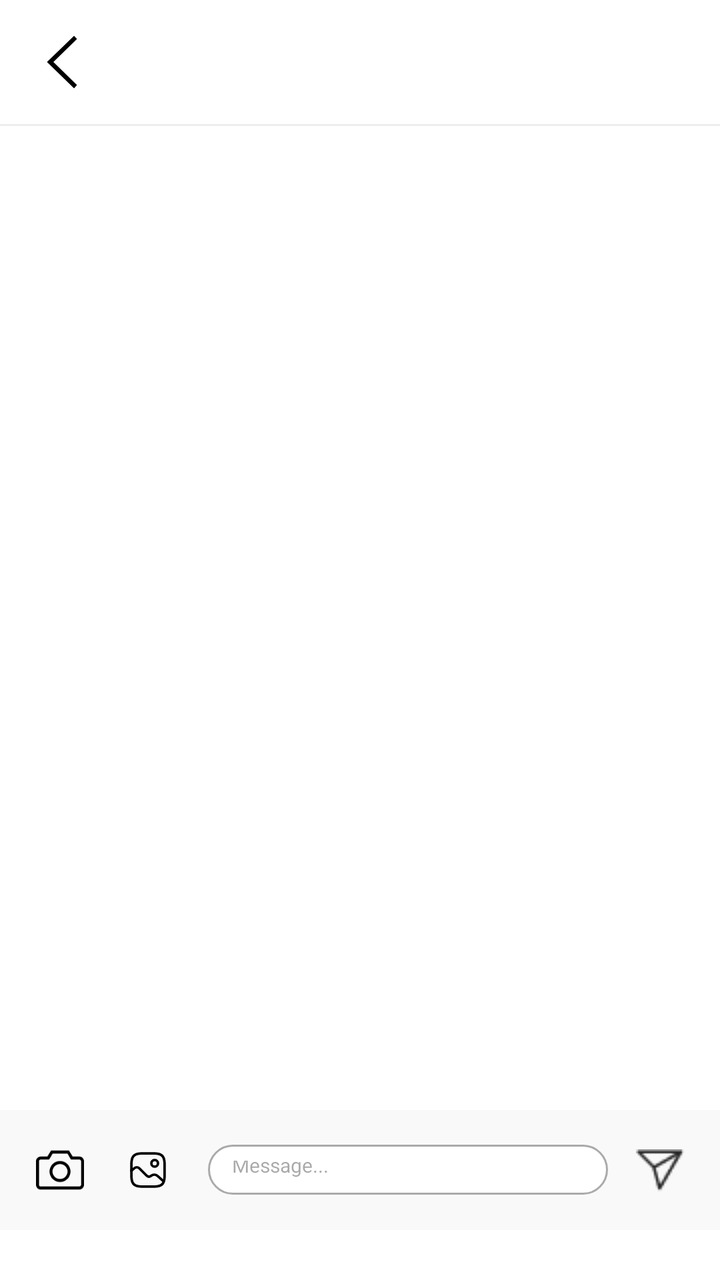
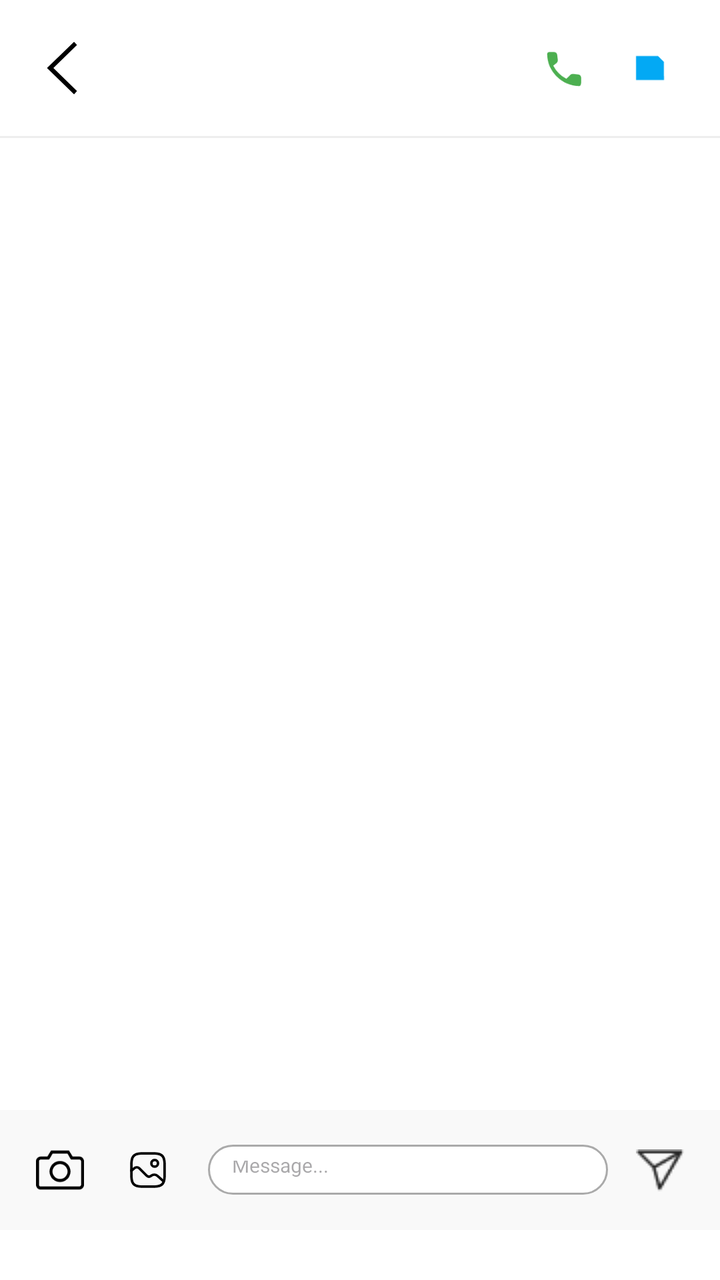

An Android layout rendered at two revisions. The XML below is the earlier revision; the diff shows what the commit changed to produce the second picture.
<!-- AndroidManifest.xml: application theme Theme.SMD_Assignment_1 -->
<!-- res/layout/activity_socialhomescreenchat.xml -->
<?xml version="1.0" encoding="utf-8"?>
<LinearLayout xmlns:android="http://schemas.android.com/apk/res/android"
    android:layout_width="match_parent"
    android:layout_height="match_parent"
    android:orientation="vertical"
    android:background="#fff">

    
    <LinearLayout
        android:layout_width="match_parent"
        android:layout_height="wrap_content"
        android:orientation="horizontal"
        android:padding="16dp"
        android:gravity="center_vertical">

        <ImageView
            android:id="@+id/cameralogo"
            android:layout_width="30dp"
            android:layout_height="30dp"
            android:src="@drawable/leftshortarrow"
            android:contentDescription="Back" />

        <TextView
            android:id="@+id/otherUserNameText"
            android:layout_width="0dp"
            android:layout_height="wrap_content"
            android:layout_weight="1"
            android:layout_marginStart="16dp"
            android:textSize="16sp"
            android:textStyle="bold" />

        <TextView
            android:id="@+id/onlineStatusText"
            android:layout_width="wrap_content"
            android:layout_height="wrap_content"
            android:textSize="12sp"
            android:textColor="#9E9E9E" />
    </LinearLayout>

    <View
        android:layout_width="match_parent"
        android:layout_height="1dp"
        android:background="#eee" />

    
    <androidx.recyclerview.widget.RecyclerView
        android:id="@+id/messagesRecyclerView"
        android:layout_width="match_parent"
        android:layout_height="0dp"
        android:layout_weight="1" />

    
    <LinearLayout
        android:layout_width="match_parent"
        android:layout_height="wrap_content"
        android:orientation="horizontal"
        android:padding="12dp"
        android:layout_marginBottom="25dp"
        android:gravity="center_vertical"
        android:background="#f9f9f9">

        <ImageView
            android:id="@+id/cameraButton"
            android:layout_width="36dp"
            android:layout_height="36dp"
            android:src="@drawable/cameralogo"
            android:contentDescription="Camera"
            android:scaleType="centerInside"
            android:padding="6dp" />

        <ImageView
            android:id="@+id/galleryButton"
            android:layout_width="36dp"
            android:layout_height="36dp"
            android:layout_marginStart="8dp"
            android:src="@drawable/galleryicon"
            android:contentDescription="Gallery"
            android:scaleType="centerInside"
            android:padding="6dp" />

        <EditText
            android:id="@+id/messageInput"
            android:layout_width="0dp"
            android:layout_height="25dp"
            android:layout_weight="1"
            android:layout_marginStart="12dp"
            android:layout_marginEnd="8dp"
            android:hint="Message..."
            android:background="@drawable/rounded_input"
            android:paddingStart="12dp"
            android:paddingEnd="12dp"
            android:textSize="10sp" />

        <ImageView
            android:id="@+id/sendButton"
            android:layout_width="36dp"
            android:layout_height="36dp"
            android:src="@drawable/sendicon"
            android:contentDescription="Send"
            android:scaleType="centerInside"
            android:padding="6dp" />
    </LinearLayout>
</LinearLayout>
<!-- resources referenced by this layout -->
<resources>
  <!-- drawable cameralogo (drawable) -->
  <vector xmlns:android="http://schemas.android.com/apk/res/android"
      android:width="35dp"
      android:height="35dp"
      android:viewportWidth="32"
      android:viewportHeight="32">
    <path
        android:pathData="M29,7h-4.599l-2.401,-4h-12l-2.4,4h-4.6c-1,0 -3,1 -3,2.969v16.031c0,1.657 1.5,3 2.792,3h26.271c1.313,0 2.938,-1.406 2.938,-2.968v-16.032c0,-1 -1,-3 -3,-3zM30,26.032c0,0.395 -0.639,0.947 -0.937,0.969h-26.265c-0.232,-0.019 -0.797,-0.47 -0.797,-1v-16.031c0,-0.634 0.851,-0.953 1,-0.969h5.732l2.4,-4h9.802l1.785,3.03 0.55,0.97h5.731c0.705,0 0.99,0.921 1,1v16.032zM16,10c-3.866,0 -7,3.134 -7,7s3.134,7 7,7 7,-3.134 7,-7 -3.134,-7 -7,-7zM16,22c-2.757,0 -5,-2.243 -5,-5s2.243,-5 5,-5 5,2.243 5,5 -2.243,5 -5,5z"
        android:fillColor="#000000"/>
  </vector>
  <!-- drawable leftshortarrow (drawable) -->
  <vector xmlns:android="http://schemas.android.com/apk/res/android" android:height="25dp" android:viewportHeight="1024" android:viewportWidth="1024" android:width="25dp">
        
      <path android:fillColor="#000000" android:pathData="M768,903.2l-50.4,56.8L256,512l461.6,-448 50.4,56.8L364.9,512z"/>
      
  </vector>
  <!-- drawable rounded_input (drawable) -->
  <?xml version="1.0" encoding="utf-8"?>
  <shape xmlns:android="http://schemas.android.com/apk/res/android"
      android:shape="rectangle">
  
      
      <solid android:color="@android:color/white" />
  
      
      <stroke
          android:width="1dp"
          android:color="@android:color/darker_gray" />
  
      
      <corners android:radius="20dp" />
  
      
      <padding
          android:left="12dp"
          android:right="12dp"
          android:top="8dp"
          android:bottom="8dp" />
  
  </shape>
  <style name="Theme.SMD_Assignment_1" parent="Base.Theme.SMD_Assignment_1" />
  <style name="Base.Theme.SMD_Assignment_1" parent="Theme.Material3.DayNight.NoActionBar">
          
          
      </style>
  <!-- unchanged entries left out for length: 2 -->
</resources>

<!-- the commit's change to res/layout/activity_socialhomescreenchat.xml (unified diff, before → after) -->
@@ -35,6 +35,24 @@
             android:layout_height="wrap_content"
             android:textSize="12sp"
             android:textColor="#9E9E9E" />
+
+        <ImageView
+            android:id="@+id/voiceCallButton"
+            android:layout_width="36dp"
+            android:layout_height="36dp"
+            android:layout_marginStart="12dp"
+            android:src="@drawable/ic_voice_call"
+            android:contentDescription="@string/voice_call"
+            android:padding="6dp" />
+
+        <ImageView
+            android:id="@+id/videoCallButton"
+            android:layout_width="36dp"
+            android:layout_height="36dp"
+            android:layout_marginStart="8dp"
+            android:src="@drawable/ic_video_call"
+            android:contentDescription="@string/video_call"
+            android:padding="6dp" />
     </LinearLayout>
 
     <View
<!-- resource entries referenced after the edit -->
@@ -9,6 +9,31 @@
     <path
         android:pathData="M29,7h-4.599l-2.401,-4h-12l-2.4,4h-4.6c-1,0 -3,1 -3,2.969v16.031c0,1.657 1.5,3 2.792,3h26.271c1.313,0 2.938,-1.406 2.938,-2.968v-16.032c0,-1 -1,-3 -3,-3zM30,26.032c0,0.395 -0.639,0.947 -0.937,0.969h-26.265c-0.232,-0.019 -0.797,-0.47 -0.797,-1v-16.031c0,-0.634 0.851,-0.953 1,-0.969h5.732l2.4,-4h9.802l1.785,3.03 0.55,0.97h5.731c0.705,0 0.99,0.921 1,1v16.032zM16,10c-3.866,0 -7,3.134 -7,7s3.134,7 7,7 7,-3.134 7,-7 -3.134,-7 -7,-7zM16,22c-2.757,0 -5,-2.243 -5,-5s2.243,-5 5,-5 5,2.243 5,5 -2.243,5 -5,5z"
         android:fillColor="#000000"/>
+  </vector>
+  <!-- drawable ic_video_call (drawable) -->
+  <?xml version="1.0" encoding="utf-8"?>
+  <vector xmlns:android="http://schemas.android.com/apk/res/android"
+      android:width="24dp"
+      android:height="24dp"
+      android:viewportWidth="24"
+      android:viewportHeight="24">
+      <path
+          android:fillColor="#FF03A9F4"
+          android:pathData="M4,6h11l3,3v9H4z" />
+      <path
+          android:fillColor="#FFFFFFFF"
+          android:pathData="M18,8l4,-2v12l-4,-2z" />
+  </vector>
+  <!-- drawable ic_voice_call (drawable) -->
+  <?xml version="1.0" encoding="utf-8"?>
+  <vector xmlns:android="http://schemas.android.com/apk/res/android"
+      android:width="24dp"
+      android:height="24dp"
+      android:viewportWidth="24"
+      android:viewportHeight="24">
+      <path
+          android:fillColor="#FF4CAF50"
+          android:pathData="M6.62,10.79c1.44,2.83 3.76,5.15 6.59,6.59l1.83,-1.83c0.43,-0.43 1.04,-0.64 1.65,-0.57l2.54,0.29c0.76,0.09 1.33,0.74 1.33,1.51v2.49C20.56,20.55 20.11,21 19.54,21 10.96,21 3.56,13.6 3.56,5.02 3.56,4.45 4.01,4 4.58,4h2.49c0.77,0 1.42,0.57 1.51,1.33l0.29,2.54c0.07,0.61 -0.14,1.22 -0.57,1.65L6.62,10.79z" />
   </vector>
   <!-- drawable leftshortarrow (drawable) -->
   <vector xmlns:android="http://schemas.android.com/apk/res/android" android:height="25dp" android:viewportHeight="1024" android:viewportWidth="1024" android:width="25dp">
@@ -40,6 +65,8 @@
           android:bottom="8dp" />
   
   </shape>
+  <string name="video_call">Video Call</string>
+  <string name="voice_call">Voice Call</string>
   <style name="Theme.SMD_Assignment_1" parent="Base.Theme.SMD_Assignment_1" />
   <style name="Base.Theme.SMD_Assignment_1" parent="Theme.Material3.DayNight.NoActionBar">
           
